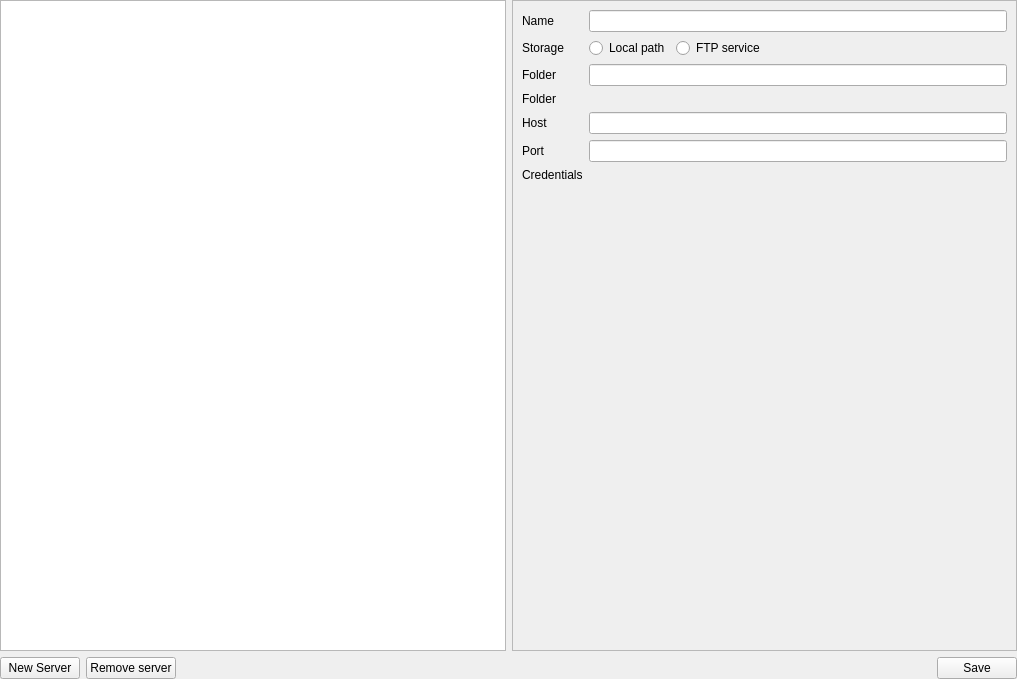
Before: the Qt Designer form geocatbridge/ui/serverconnectionswidget.ui in GeoCat/qgis-bridge-plugin, drawn with Qt 5.
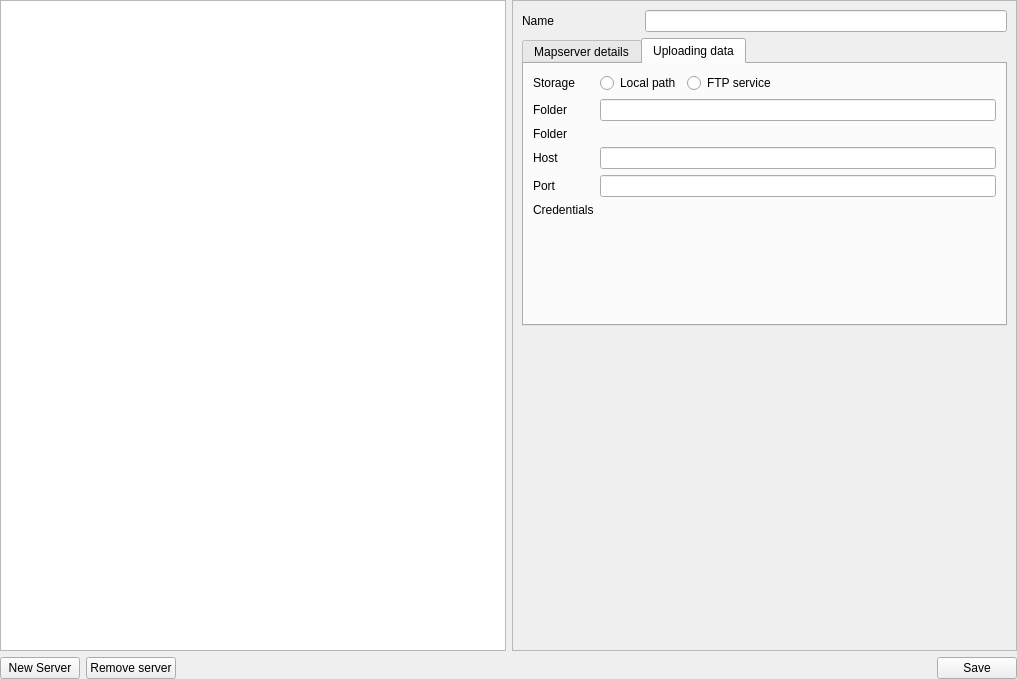
After: the same form once the commit is applied. The open tabs and pages were chosen to show the change. Custom widgets are drawn as their Qt base class.

Commit message: improvements to mapserver client

Patch:
```diff
--- a/geocatbridge/ui/serverconnectionswidget.ui
+++ b/geocatbridge/ui/serverconnectionswidget.ui
@@ -252,51 +252,136 @@
         <layout class="QVBoxLayout" name="verticalLayout_3">
          <item>
           <layout class="QGridLayout" name="gridLayout_5">
-           <item row="3" column="1" colspan="3">
-            <widget class="QgsFileWidget" name="fileMapserver"/>
-           </item>
            <item row="0" column="1" colspan="3">
             <widget class="QLineEdit" name="txtMapserverName"/>
            </item>
+           <item row="0" column="0">
+            <widget class="QLabel" name="label_22">
+             <property name="text">
+              <string>Name</string>
+             </property>
+            </widget>
+           </item>
+           <item row="2" column="0" colspan="4">
+            <widget class="QTabWidget" name="tabWidget">
+             <property name="currentIndex">
+              <number>0</number>
+             </property>
+             <widget class="QWidget" name="tab">
+              <attribute name="title">
+               <string>Mapserver details</string>
+              </attribute>
+              <layout class="QGridLayout" name="gridLayout_7">
+               <item row="0" column="1">
+                <widget class="QLineEdit" name="txtMapserverUrl"/>
+               </item>
+               <item row="0" column="0">
+                <widget class="QLabel" name="label_20">
+                 <property name="text">
+                  <string>URL</string>
+                 </property>
+                </widget>
+               </item>
+               <item row="1" column="1">
+                <widget class="QLineEdit" name="txtMapServicesPath"/>
+               </item>
            <item row="1" column="0">
-            <widget class="QLabel" name="label_19">
+                <widget class="QLabel" name="label_21">
              <property name="text">
-              <string>Storage</string>
+                  <string>Map services path</string>
              </property>
             </widget>
            </item>
-           <item row="4" column="0">
+               <item row="2" column="0">
+                <spacer name="verticalSpacer_10">
+                 <property name="orientation">
+                  <enum>Qt::Vertical</enum>
+                 </property>
+                 <property name="sizeHint" stdset="0">
+                  <size>
+                   <width>20</width>
+                   <height>40</height>
+                  </size>
+                 </property>
+                </spacer>
+               </item>
+              </layout>
+             </widget>
+             <widget class="QWidget" name="tab_2">
+              <attribute name="title">
+               <string>Uploading data</string>
+              </attribute>
+              <layout class="QGridLayout" name="gridLayout_6">
+               <item row="1" column="0">
+                <widget class="QLabel" name="labelRemoteFolder">
+                 <property name="text">
+                  <string>Folder</string>
+                 </property>
+                </widget>
+               </item>
+               <item row="2" column="0">
+                <widget class="QLabel" name="labelLocalFolder">
+                 <property name="text">
+                  <string>Folder</string>
+                 </property>
+                </widget>
+               </item>
+               <item row="3" column="0">
             <widget class="QLabel" name="labelHost">
              <property name="text">
               <string>Host</string>
              </property>
             </widget>
            </item>
-           <item row="5" column="0">
+               <item row="4" column="0">
             <widget class="QLabel" name="labelPort">
              <property name="text">
               <string>Port</string>
              </property>
             </widget>
            </item>
-           <item row="1" column="2">
-            <widget class="QRadioButton" name="radioFtp">
-             <property name="text">
-              <string>FTP service</string>
-             </property>
-            </widget>
-           </item>
-           <item row="6" column="0">
+               <item row="5" column="0">
             <widget class="QLabel" name="labelMapserverCredentials">
              <property name="text">
               <string>Credentials</string>
              </property>
             </widget>
            </item>
-           <item row="5" column="1" colspan="3">
-            <widget class="QLineEdit" name="txtMapserverPort"/>
-           </item>
-           <item row="1" column="3">
+               <item row="6" column="0">
+                <spacer name="verticalSpacer_8">
+                 <property name="orientation">
+                  <enum>Qt::Vertical</enum>
+                 </property>
+                 <property name="sizeHint" stdset="0">
+                  <size>
+                   <width>20</width>
+                   <height>40</height>
+                  </size>
+                 </property>
+                </spacer>
+               </item>
+               <item row="0" column="0">
+                <widget class="QLabel" name="label_19">
+                 <property name="text">
+                  <string>Storage</string>
+                 </property>
+                </widget>
+               </item>
+               <item row="0" column="1">
+                <widget class="QRadioButton" name="radioLocalPath">
+                 <property name="text">
+                  <string>Local path</string>
+                 </property>
+                </widget>
+               </item>
+               <item row="0" column="2">
+                <widget class="QRadioButton" name="radioFtp">
+                 <property name="text">
+                  <string>FTP service</string>
+                 </property>
+                </widget>
+               </item>
+               <item row="0" column="3">
             <spacer name="horizontalSpacer_2">
              <property name="orientation">
               <enum>Qt::Horizontal</enum>
@@ -309,58 +394,40 @@
              </property>
             </spacer>
            </item>
-           <item row="1" column="1">
-            <widget class="QRadioButton" name="radioLocalPath">
-             <property name="text">
-              <string>Local path</string>
-             </property>
-            </widget>
-           </item>
-           <item row="7" column="0">
-            <spacer name="verticalSpacer_8">
-             <property name="orientation">
-              <enum>Qt::Vertical</enum>
-             </property>
-             <property name="sizeHint" stdset="0">
-              <size>
-               <width>20</width>
-               <height>40</height>
-              </size>
-             </property>
-            </spacer>
-           </item>
-           <item row="0" column="0">
-            <widget class="QLabel" name="label_22">
-             <property name="text">
-              <string>Name</string>
-             </property>
-            </widget>
-           </item>
-           <item row="4" column="1" colspan="3">
+               <item row="1" column="1" colspan="3">
+                <widget class="QLineEdit" name="txtRemoteFolder"/>
+               </item>
+               <item row="2" column="1" colspan="3">
+                <widget class="QgsFileWidget" name="fileMapserver" native="true"/>
+               </item>
+               <item row="3" column="1" colspan="3">
             <widget class="QLineEdit" name="txtMapserverHost"/>
            </item>
-           <item row="6" column="1" colspan="3">
+               <item row="4" column="1" colspan="3">
+                <widget class="QLineEdit" name="txtMapserverPort"/>
+               </item>
+               <item row="5" column="1" colspan="3">
             <widget class="QWidget" name="mapserverAuthWidget" native="true"/>
            </item>
-           <item row="3" column="0">
-            <widget class="QLabel" name="labelLocalFolder">
-             <property name="text">
-              <string>Folder</string>
-             </property>
-            </widget>
-           </item>
-           <item row="2" column="1" colspan="3">
-            <widget class="QLineEdit" name="txtRemoteFolder"/>
-           </item>
-           <item row="2" column="0">
-            <widget class="QLabel" name="labelRemoteFolder">
-             <property name="text">
-              <string>Folder</string>
-             </property>
+              </layout>
+             </widget>
             </widget>
            </item>
           </layout>
          </item>
+         <item>
+          <spacer name="verticalSpacer_9">
+           <property name="orientation">
+            <enum>Qt::Vertical</enum>
+           </property>
+           <property name="sizeHint" stdset="0">
+            <size>
+             <width>20</width>
+             <height>40</height>
+            </size>
+           </property>
+          </spacer>
+         </item>
         </layout>
        </widget>
        <widget class="QWidget" name="widgetEmpty"/>
```
Lines whose indentation alone changed are shown as unchanged. The commit also changes 6 other files.
